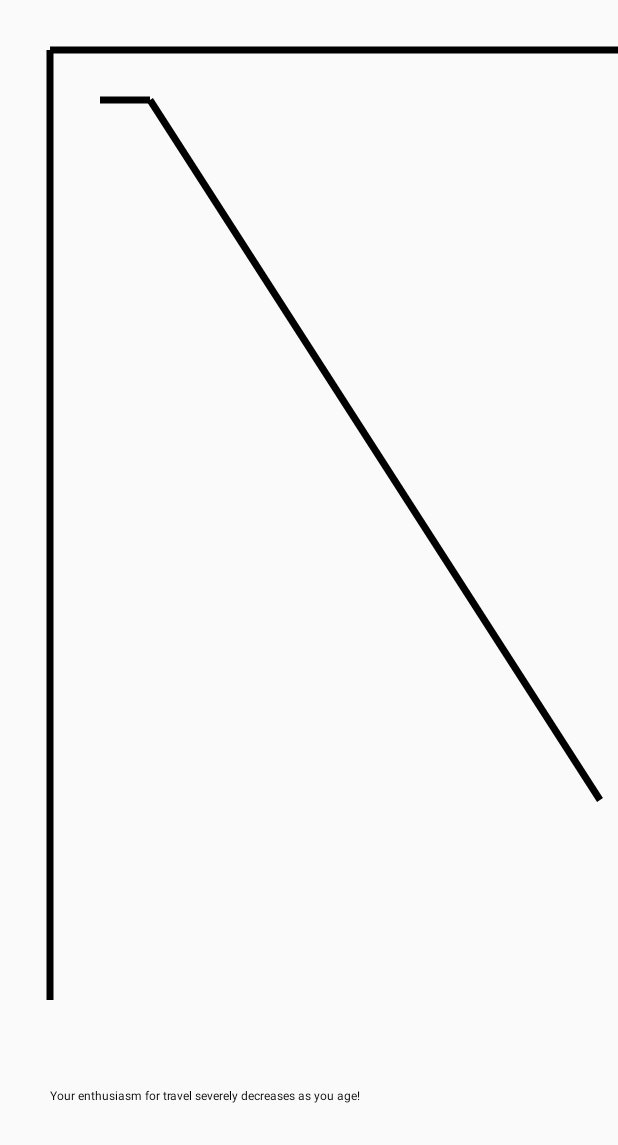
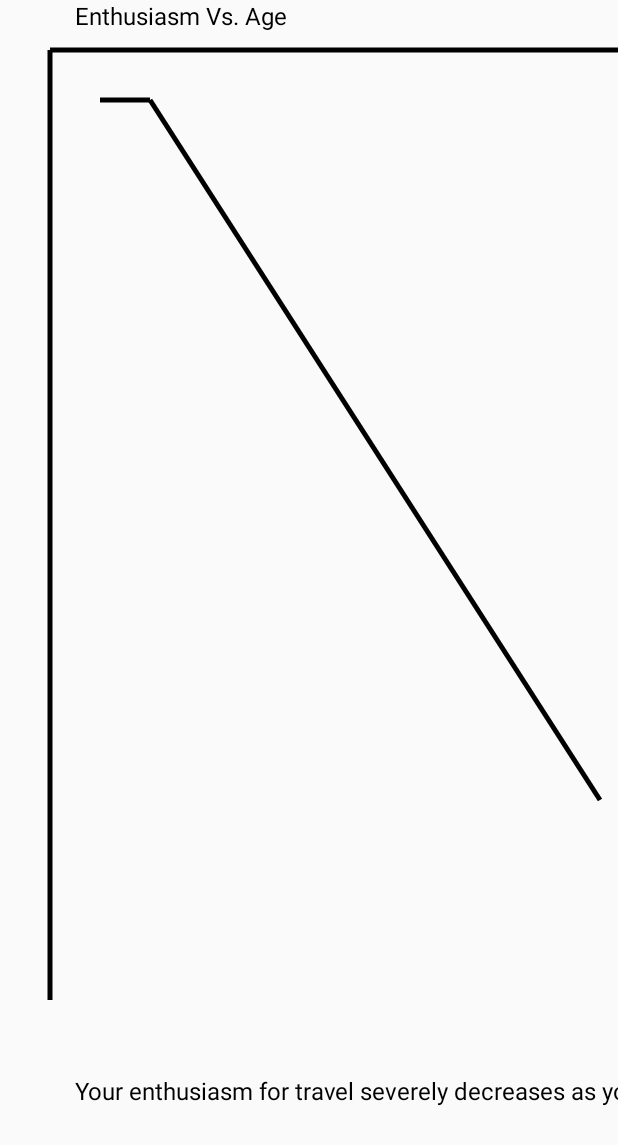
Before and after one commit to drakegens/Travel-Journyl, an Android app: the DrawingActivity screen opened directly, with no data from a screen before it, on a phone screen of 412 x 824 dp. Shown: the top 1145 px of the screen. Run offline under Robolectric (Android 15) with nearby library versions, the phone set to English and light mode, and no system bars.

```diff
--- a/app/src/main/java/drakegens/traveljournyl/CustomCursorAdapter.java
+++ b/app/src/main/java/drakegens/traveljournyl/CustomCursorAdapter.java
@@ -7,6 +7,7 @@ import android.widget.ResourceCursorAdapter;
 import android.widget.TextView;
 
 /**
+ * This class uses the cursor retrived from the database manager to add appropriate data to the ListView in the view experiences activity.
  * Created by Drake on 11/15/2016.
  */
 
--- a/app/src/main/java/drakegens/traveljournyl/DrawingView.java
+++ b/app/src/main/java/drakegens/traveljournyl/DrawingView.java
@@ -24,20 +24,24 @@ public class DrawingView extends View {
 
     @Override
     protected void onDraw(Canvas canvas) {
-        //canvas.drawColor(Color.BLUE);
+
         paint.setColor(Color.BLACK);
-        paint.setStrokeWidth(7);
+        paint.setStrokeWidth(5);
         //x and y axes
-        canvas.drawLine(50,50,750,50,paint);
-        canvas.drawLine(50,50,50,1000,paint);
-        canvas.drawLine(100,100,150,100,paint);
-        canvas.drawLine(150,100,600,800,paint);
-        float x = 50;
-        float y = 1100;
-        paint.setStrokeWidth(18);
-        canvas.drawText("Your enthusiasm for travel severely decreases as you age!",x,y,paint);
+        float x = 75;
+        float y = 25;
+        canvas.drawLine(50, 50, 750, 50, paint);
+        canvas.drawLine(50, 50, 50, 1000, paint);
+        canvas.drawLine(100, 100, 150, 100, paint);
+        canvas.drawLine(150, 100, 600, 800, paint);
+      //  paint.setStrokeWidth(500);
+        paint.setTextSize(24);
+        canvas.drawText("Enthusiasm Vs. Age", x, y, paint);
+        x = 75;
+        y = 1100;
+        canvas.drawText("Your enthusiasm for travel severely decreases as you age!", x, y, paint);
 
-       // canvas.drawCircle(200, 200, 100, paint);
+
     }
 
 }
--- a/app/src/main/java/drakegens/traveljournyl/NewTravelActivity.java
+++ b/app/src/main/java/drakegens/traveljournyl/NewTravelActivity.java
@@ -160,7 +160,7 @@ public class NewTravelActivity extends AppCompatActivity {
         } else {
             //display message prompting user to fill in all details about the travel experience
             AlertDialog.Builder failureAlertDialogBuilder = new AlertDialog.Builder(this);
-            failureAlertDialogBuilder.setTitle(R.string.alertDialogNewTravelHeader);
+            failureAlertDialogBuilder.setTitle(R.string.errorNotification);
             failureAlertDialogBuilder.setMessage(R.string.alertDialogNewTravelMessage);
             failureAlertDialogBuilder.setPositiveButton("Ok",
                     new DialogInterface.OnClickListener() {
--- a/app/src/main/java/drakegens/traveljournyl/TravelAppDatabaseManager.java
+++ b/app/src/main/java/drakegens/traveljournyl/TravelAppDatabaseManager.java
@@ -175,6 +175,10 @@ public class TravelAppDatabaseManager extends SQLiteOpenHelper {
         db.close();
     }
 
+    public boolean deleteExperience(int id){
+        return true;
+    }
+
 
     /*
     This method creates a cursor used for the custom cursor adaptor used in the ListView for displaying the existing travel experiences.
```
Also changed, not shown: app/src/main/AndroidManifest.xml (+19 -6 lines), app/src/main/java/drakegens/traveljournyl/MapsActivity.java (+95 -8 lines), app/src/main/java/drakegens/traveljournyl/ViewTravelExperiencesActivity.java (+6 -2 lines), app/src/main/res/values/strings.xml (+3 -4 lines).
